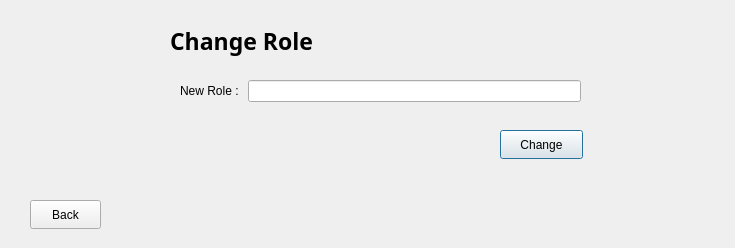
This is Project_Ap/changeroleinorganization.ui in Hasansaberifar/AP_Prozhe as Qt 5 draws it before an edit. The edited form follows.
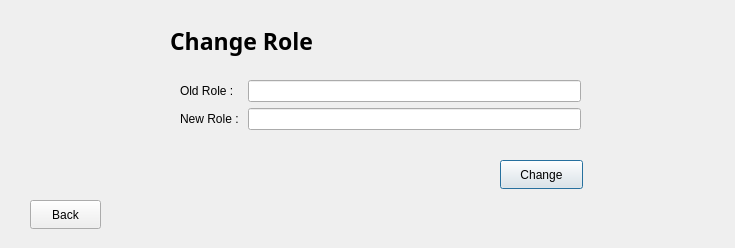
This is the edited form.

The edit to the form file:
```diff
--- a/Project_Ap/changeroleinorganization.ui
+++ b/Project_Ap/changeroleinorganization.ui
@@ -39,18 +39,28 @@
      <x>180</x>
      <y>80</y>
      <width>401</width>
-     <height>41</height>
+     <height>72</height>
     </rect>
    </property>
    <layout class="QFormLayout" name="formLayout">
     <item row="0" column="0">
+     <widget class="QLabel" name="label_3">
+      <property name="text">
+       <string>Old Role :</string>
+      </property>
+     </widget>
+    </item>
+    <item row="0" column="1">
+     <widget class="QLineEdit" name="OldRoleInOrganization"/>
+    </item>
+    <item row="1" column="0">
      <widget class="QLabel" name="label_2">
       <property name="text">
        <string>New Role : </string>
       </property>
      </widget>
     </item>
-    <item row="0" column="1">
+    <item row="1" column="1">
      <widget class="QLineEdit" name="lineEdit"/>
     </item>
    </layout>
@@ -59,7 +69,7 @@
    <property name="geometry">
     <rect>
      <x>500</x>
-     <y>130</y>
+     <y>160</y>
      <width>83</width>
      <height>29</height>
     </rect>
```
